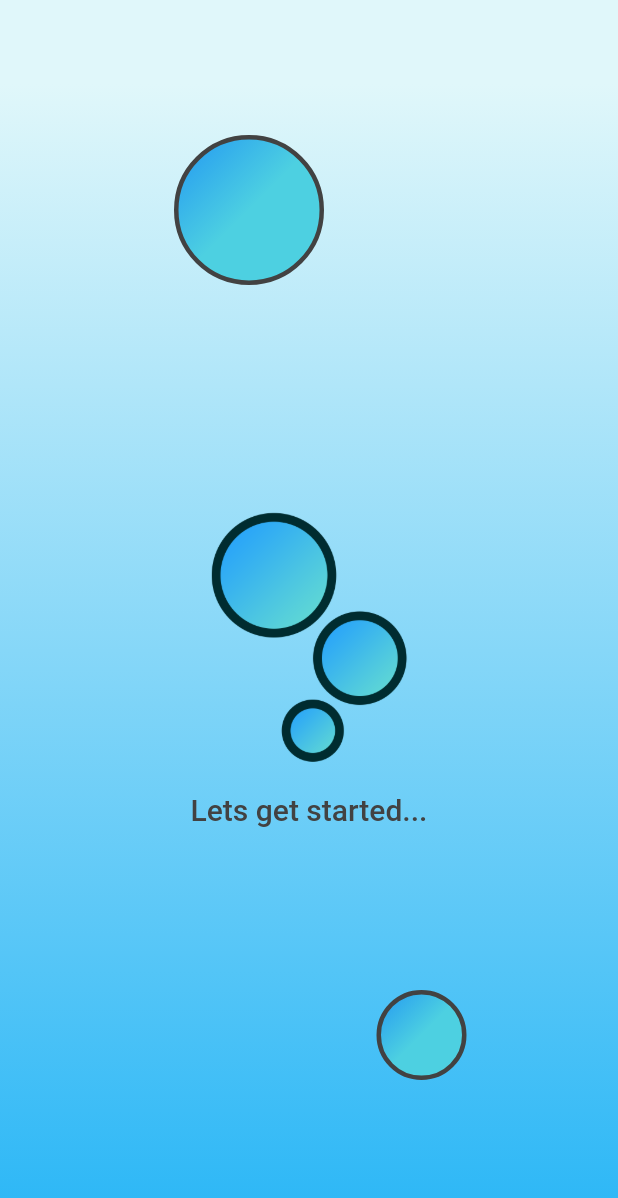
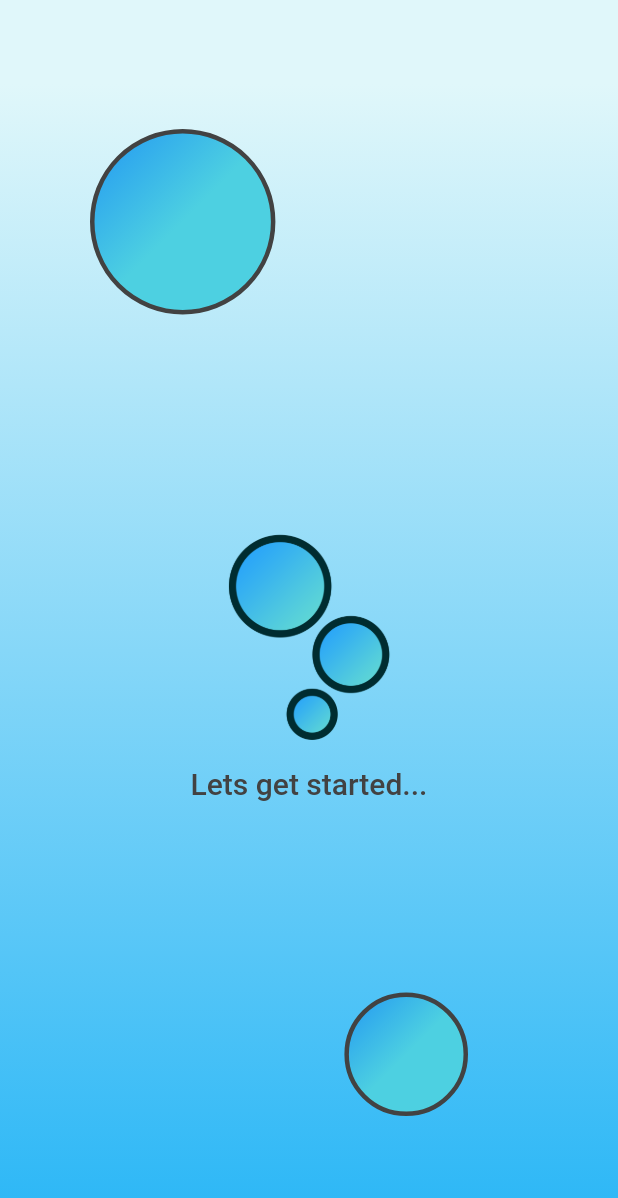
Before and after one commit to djbirbeck/bubble, a Flutter app: the screen it shows after launch, on a phone screen of 412 x 824 dp. Shown: the top 1198 px of the screen. Run offline on Flutter 3.47's test engine with Material 2 defaults, Android fonts, the phone set to English and light mode, and no system bars; our stand-ins replace flutter_local_notifications, hive, hive_flutter; accounts and stored records are empty; generated files the repository leaves out were written again.

Commit message:
More UI updates

```diff
--- a/lib/screens/splash.dart
+++ b/lib/screens/splash.dart
@@ -38,15 +38,15 @@ class _SplashState extends State<Splash> with TickerProviderStateMixin {
   void _animateIn() {
     Timer(Duration(milliseconds: 400), () {
       setState(() {
-        _logoSize = 200;
+        _logoSize = MediaQuery.of(context).size.height * 0.2;
       });
       Timer(Duration(milliseconds: 200), () {
         setState(() {
-          _bubble1Size = 100;
+          _bubble1Size = MediaQuery.of(context).size.height * 0.15;
         });
         Timer(Duration(milliseconds: 200), () {
           setState(() {
-            _bubble2Size = 60;
+            _bubble2Size = MediaQuery.of(context).size.height * 0.1;
           });
         });
       });
@@ -80,7 +80,9 @@ class _SplashState extends State<Splash> with TickerProviderStateMixin {
     return BasicScaffold(
       childWidget: Stack(
         children: [
-          Center(
+          Positioned(
+            top: 30,
+            left: 60,
             child: AnimatedContainer(
               curve: Curves.bounceOut,
               height: _bubble1Size,
@@ -93,7 +95,10 @@ class _SplashState extends State<Splash> with TickerProviderStateMixin {
               ),
             ),
           ),
-          Center(
+          Positioned(
+            bottom: 80,
+            right: 100,
+            child: Center(
               child: AnimatedContainer(
                 curve: Curves.bounceOut,
                 height: _bubble2Size,
@@ -103,6 +108,7 @@ class _SplashState extends State<Splash> with TickerProviderStateMixin {
                 child: Hero(
                   tag: 'bubble-2',
                   child: Bubble(size: _bubble2Size),
+                ),
               ),
             ),
           ),
```
Also changed, not shown: lib/screens/bubble_details.dart (+7 -1 lines). Lines whose indentation alone changed are shown as unchanged.
